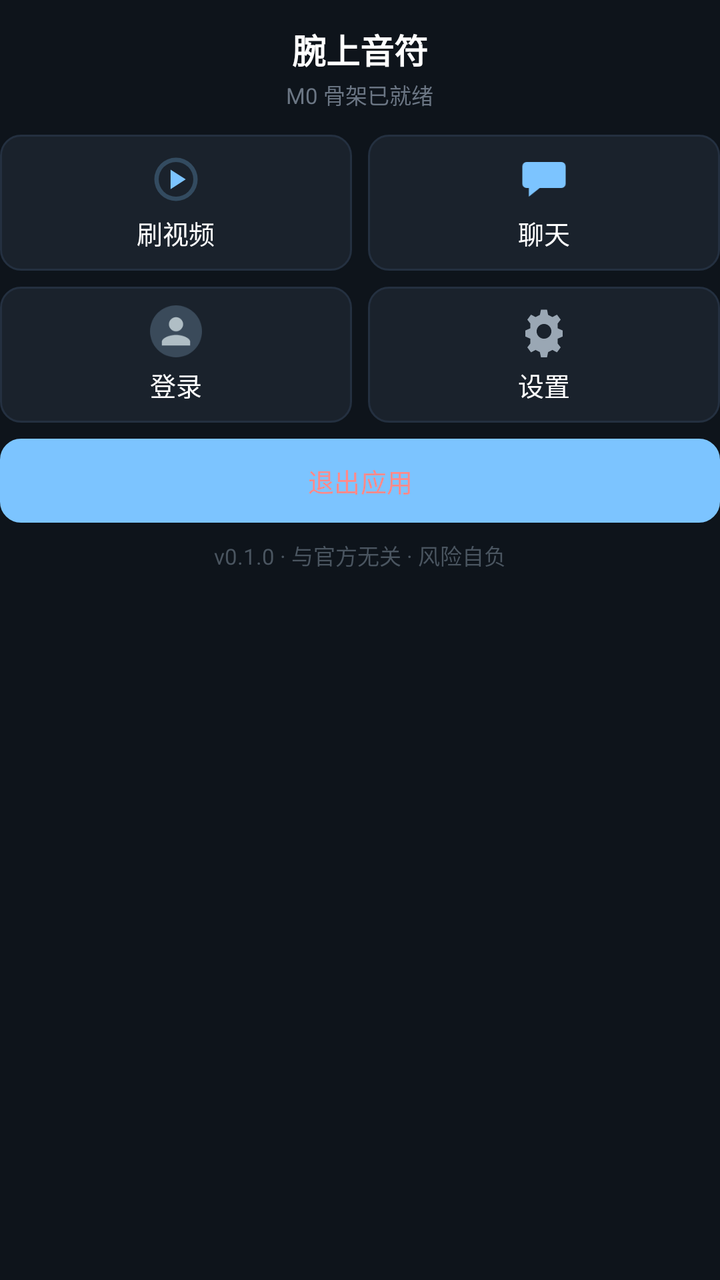
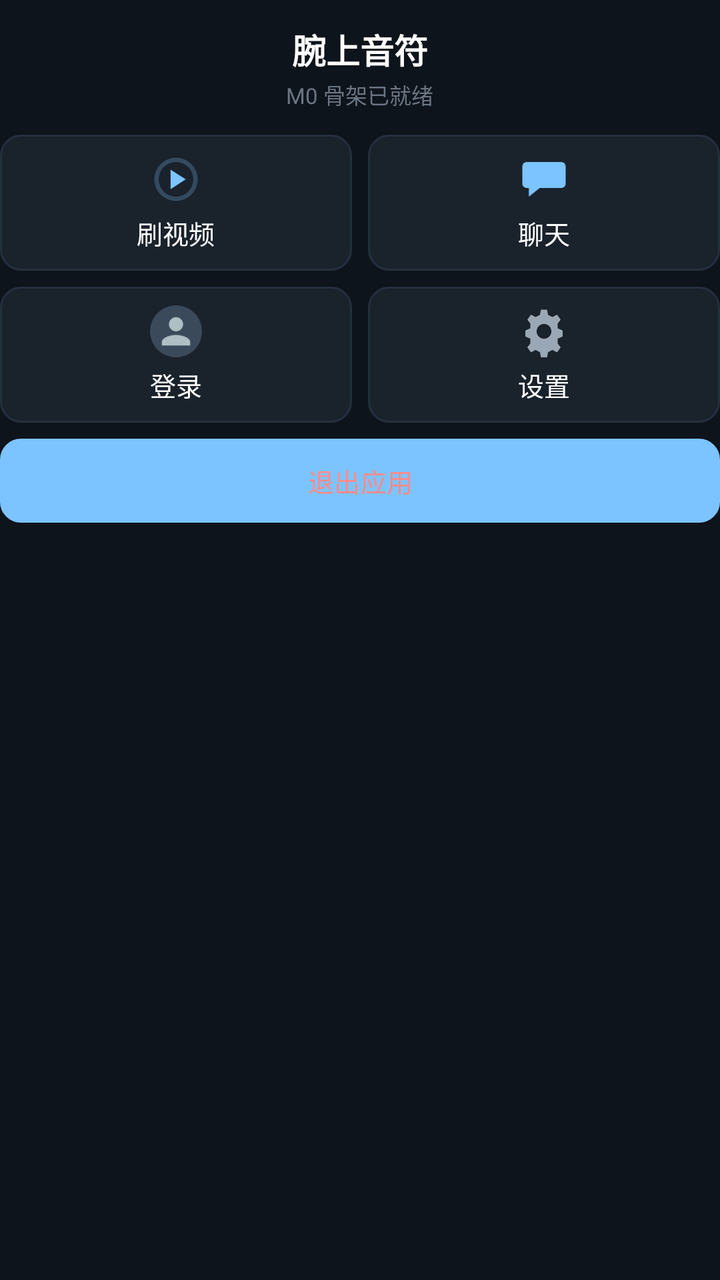

Screens rendered from an Android XML layout before and after an edit, with the pre-edit source and the edit as a unified diff.
<!-- AndroidManifest.xml: application theme Theme.Dywatch -->
<!-- res/layout/activity_main.xml -->
<?xml version="1.0" encoding="utf-8"?>
<ScrollView xmlns:android="http://schemas.android.com/apk/res/android"
    xmlns:app="http://schemas.android.com/apk/res-auto"
    android:layout_width="match_parent"
    android:layout_height="match_parent"
    android:background="@color/bg_base"
    android:fillViewport="true"
    android:scrollbars="none">

    <LinearLayout
        android:layout_width="match_parent"
        android:layout_height="wrap_content"
        android:gravity="center_horizontal"
        android:orientation="vertical"
        android:paddingTop="@dimen/s3"
        android:paddingBottom="@dimen/s4">

        <TextView
            android:id="@+id/tv_title"
            android:layout_width="wrap_content"
            android:layout_height="wrap_content"
            android:layout_marginTop="@dimen/s2"
            android:text="@string/app_name"
            android:textColor="@color/text_primary"
            android:textSize="@dimen/t_title"
            android:textStyle="bold" />

        <TextView
            android:id="@+id/tv_status"
            android:layout_width="wrap_content"
            android:layout_height="wrap_content"
            android:layout_marginTop="@dimen/s1"
            android:text="@string/hello_m0"
            android:textColor="@color/text_muted"
            android:textSize="@dimen/t_caption" />

        
        <LinearLayout
            android:layout_width="match_parent"
            android:layout_height="wrap_content"
            android:layout_marginTop="@dimen/s4"
            android:orientation="horizontal">

            <LinearLayout
                android:id="@+id/btn_feed"
                style="@style/EntryCard"
                android:layout_marginRight="@dimen/s3">

                <ImageView style="@style/EntryCardIcon" android:src="@drawable/ic_play" />

                <TextView style="@style/EntryCardLabel" android:text="刷视频" />
            </LinearLayout>

            <LinearLayout
                android:id="@+id/btn_chat"
                style="@style/EntryCard">

                <ImageView style="@style/EntryCardIcon" android:src="@drawable/ic_chat" />

                <TextView style="@style/EntryCardLabel" android:text="聊天" />
            </LinearLayout>
        </LinearLayout>

        
        <LinearLayout
            android:layout_width="match_parent"
            android:layout_height="wrap_content"
            android:layout_marginTop="@dimen/s3"
            android:orientation="horizontal">

            <LinearLayout
                android:id="@+id/btn_login"
                style="@style/EntryCard"
                android:layout_marginRight="@dimen/s3">

                <ImageView style="@style/EntryCardIcon" android:src="@drawable/ic_avatar" />

                <TextView
                    android:id="@+id/lbl_login"
                    style="@style/EntryCardLabel"
                    android:text="登录" />
            </LinearLayout>

            <LinearLayout
                android:id="@+id/btn_settings"
                style="@style/EntryCard">

                <ImageView style="@style/EntryCardIcon" android:src="@drawable/ic_gear" />

                <TextView style="@style/EntryCardLabel" android:text="设置" />
            </LinearLayout>
        </LinearLayout>

        
        <Button
            android:id="@+id/btn_exit"
            android:layout_width="match_parent"
            android:layout_height="@dimen/ctrl_min"
            android:layout_marginTop="@dimen/s3"
            android:background="@drawable/bg_settings_row"
            android:text="退出应用"
            android:textColor="@color/danger"
            android:textSize="@dimen/t_body" />

        <TextView
            android:layout_width="wrap_content"
            android:layout_height="wrap_content"
            android:layout_marginTop="@dimen/s3"
            android:text="v0.1.0 · 与官方无关 · 风险自负"
            android:textColor="@color/text_faint"
            android:textSize="@dimen/t_caption" />
    </LinearLayout>
</ScrollView>
<!-- resources referenced by this layout -->
<resources>
  <color name="bg_base">#0E141B</color>
  <color name="danger">#FF8A8A</color>
  <color name="text_faint">#4A5560</color>
  <color name="text_muted">#6B7684</color>
  <color name="text_primary">#FFFFFF</color>
  <dimen name="ctrl_min">42dp</dimen>
  <dimen name="s1">2dp</dimen>
  <dimen name="s2">4dp</dimen>
  <dimen name="s3">8dp</dimen>
  <dimen name="s4">12dp</dimen>
  <dimen name="t_body">13sp</dimen>
  <dimen name="t_caption">11sp</dimen>
  <dimen name="t_title">17sp</dimen>
  <!-- drawable ic_avatar (drawable) -->
  <?xml version="1.0" encoding="utf-8"?>
  <vector xmlns:android="http://schemas.android.com/apk/res/android"
      android:width="44dp" android:height="44dp"
      android:viewportWidth="44" android:viewportHeight="44">
      <path android:fillColor="#FF3A4A5A"
          android:pathData="M22,22m-22,0a22,22 0,1 1,44 0a22,22 0,1 1,-44 0"/>
      <path android:fillColor="#FFB0BEC5"
          android:pathData="M22,22c3.3,0 6,-2.7 6,-6s-2.7,-6 -6,-6 -6,2.7 -6,6 2.7,6 6,6zM22,25c-4,0 -12,2 -12,6v3h24v-3c0,-4 -8,-6 -12,-6z"/>
  </vector>
  <!-- drawable ic_chat (drawable) -->
  <?xml version="1.0" encoding="utf-8"?>
  <vector xmlns:android="http://schemas.android.com/apk/res/android"
      android:width="24dp" android:height="24dp"
      android:viewportWidth="24" android:viewportHeight="24"
      android:tint="#7CC4FF">
      <path android:fillColor="#FFFFFFFF"
          android:pathData="M4,4 L20,4 A2,2 0 0,1 22,6 L22,14 A2,2 0 0,1 20,16 L10,16 L5,20 L5,16 L4,16 A2,2 0 0,1 2,14 L2,6 A2,2 0 0,1 4,4 Z" />
      <path android:fillColor="#FF0E141B"
          android:pathData="M6,8.5 h12 v1.6 h-12 z M6,11.6 h8 v1.6 h-8 z" />
  </vector>
  <!-- drawable ic_play (drawable) -->
  <?xml version="1.0" encoding="utf-8"?>
  <vector xmlns:android="http://schemas.android.com/apk/res/android"
      android:width="24dp" android:height="24dp"
      android:viewportWidth="24" android:viewportHeight="24"
      android:tint="#7CC4FF">
      <path android:fillColor="#FFFFFFFF"
          android:pathData="M12,2 A10,10 0 1,0 12,22 A10,10 0 1,0 12,2 M12,4 A8,8 0 1,1 12,20 A8,8 0 1,1 12,4"
          android:fillAlpha="0.25" />
      <path android:fillColor="#FFFFFFFF"
          android:pathData="M9.5,7.5 L16.5,12 L9.5,16.5 Z" />
  </vector>
  <string name="app_name">腕上音符</string>
  <string name="hello_m0">M0 骨架已就绪</string>
  <style name="EntryCard">
          <item name="android:layout_width">0dp</item>
          <item name="android:layout_height">68dp</item>
          <item name="android:layout_weight">1</item>
          <item name="android:orientation">vertical</item>
          <item name="android:gravity">center</item>
          <item name="android:background">@drawable/bg_settings_row</item>
      </style>
  <style name="EntryCardIcon">
          <item name="android:layout_width">26dp</item>
          <item name="android:layout_height">26dp</item>
          <item name="android:layout_gravity">center_horizontal</item>
      </style>
  <style name="EntryCardLabel">
          <item name="android:layout_width">wrap_content</item>
          <item name="android:layout_height">wrap_content</item>
          <item name="android:layout_marginTop">@dimen/s2</item>
          <item name="android:layout_gravity">center_horizontal</item>
          <item name="android:textColor">@color/text_primary</item>
          <item name="android:textSize">@dimen/t_body</item>
      </style>
  <color name="bg_control">#243040</color>
  <dimen name="r_card">10dp</dimen>
  <color name="accent_dim">#3A4A5C</color>
  <color name="bg_card">#1A222C</color>
  <color name="accent">#7CC4FF</color>
  <color name="bg_surface">#161C22</color>
  <color name="text_secondary">#9AA7B4</color>
  <!-- unchanged entries left out for length: 3 -->
</resources>

<!-- the commit's change to res/layout/activity_main.xml (unified diff, before → after) -->
@@ -102,11 +102,12 @@
             android:textColor="@color/danger"
             android:textSize="@dimen/t_body" />
 
+        
         <TextView
+            android:id="@+id/tv_about"
             android:layout_width="wrap_content"
             android:layout_height="wrap_content"
             android:layout_marginTop="@dimen/s3"
-            android:text="v0.1.0 · 与官方无关 · 风险自负"
             android:textColor="@color/text_faint"
             android:textSize="@dimen/t_caption" />
     </LinearLayout>
